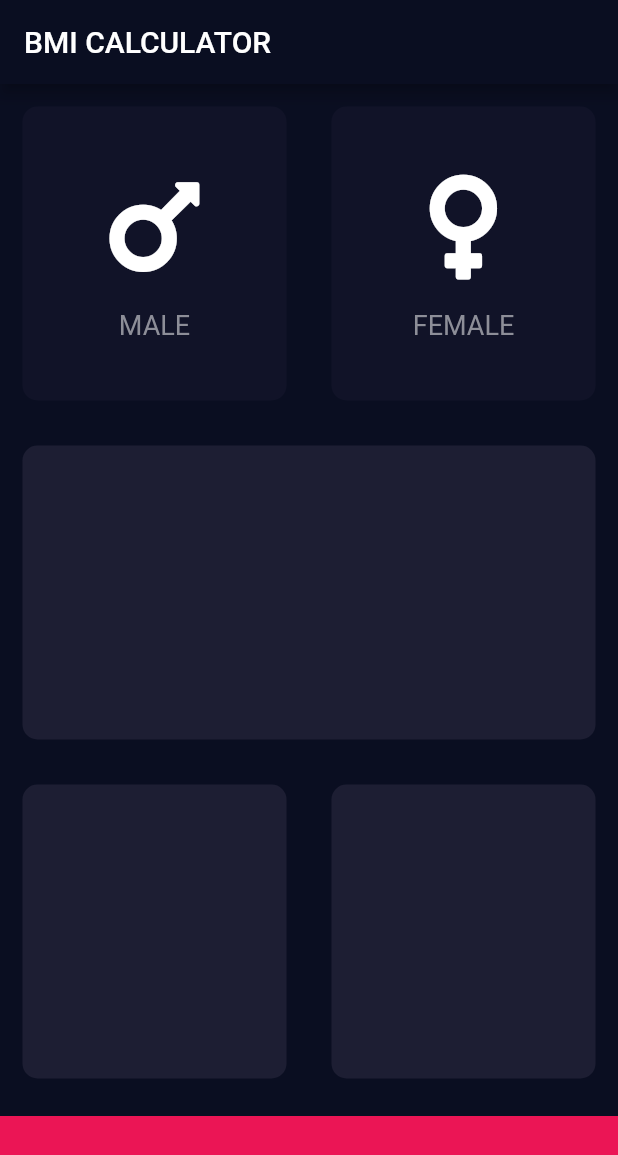
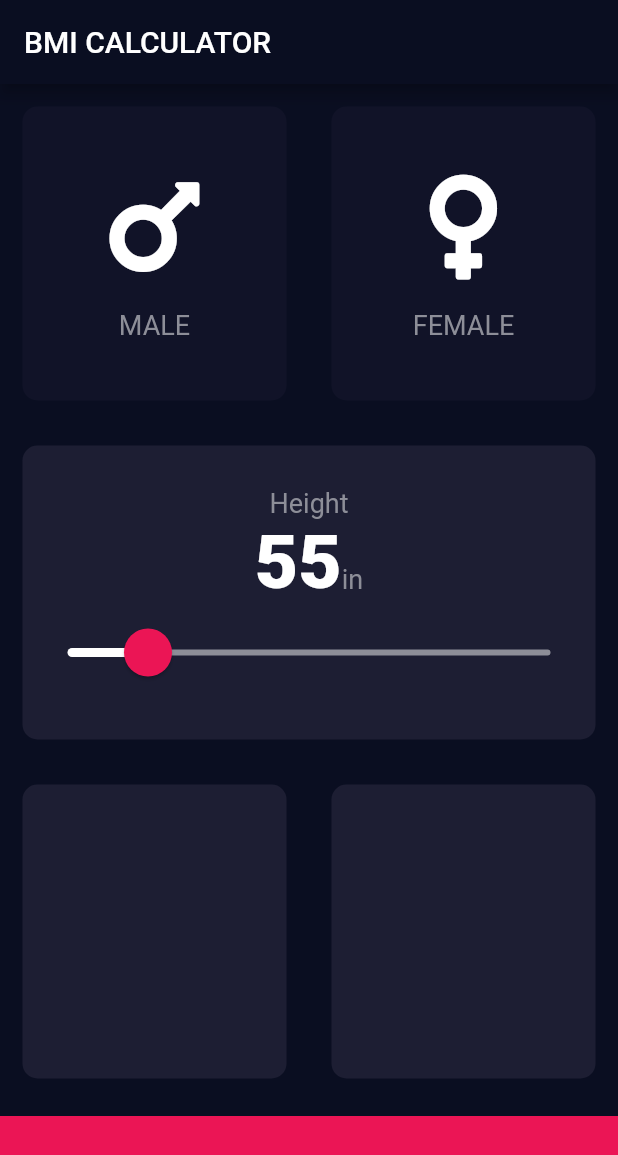
Before and after one commit to FXschwartz/bmi-calculator, a Flutter app: the screen it shows after launch, on a phone screen of 412 x 824 dp. Shown: the top 1155 px of the screen. Run offline on Flutter 3.47's test engine with Material 2 defaults, Android fonts, the phone set to English and light mode, and no system bars; our stand-ins replace font_awesome_flutter.

Commit message:
Move global constants into their own file, added slider for height property.

```diff
--- /dev/null
+++ b/lib/constants.dart
@@ -0,0 +1,14 @@
+import 'package:flutter/material.dart';
+
+const Color kActiveCardColor = Color(0xFF1D1E33);
+const Color kInactiveCardColor = Color(0xFF111328);
+
+const kLabelTextStyle = TextStyle(
+  fontSize: 18.0,
+  color: Color(0xFF8D8E98),
+);
+
+const kNumberTextStyle = TextStyle(
+  fontSize: 50.0,
+  fontWeight: FontWeight.w900,
+);
--- a/lib/icon_content.dart
+++ b/lib/icon_content.dart
@@ -1,9 +1,6 @@
 import 'package:flutter/material.dart';
 
-const labelTextStyle = TextStyle(
-  fontSize: 18.0,
-  color: Color(0xFF8D8E98),
-);
+import 'constants.dart';
 
 class IconContent extends StatelessWidget {
   IconContent({@required this.icon, @required this.text});
@@ -25,7 +22,7 @@ class IconContent extends StatelessWidget {
         ),
         Text(
           text,
-          style: labelTextStyle,
+          style: kLabelTextStyle,
         ),
       ],
     );
--- a/lib/input_page.dart
+++ b/lib/input_page.dart
@@ -1,11 +1,9 @@
 import 'package:flutter/material.dart';
 import 'package:font_awesome_flutter/font_awesome_flutter.dart';
 
+import 'constants.dart';
 import 'icon_content.dart';
 import 'reusable_card.dart';
-
-const Color activeCardColor = Color(0xFF1D1E33);
-const Color inactiveCardColor = Color(0xFF111328);
 
 enum Gender { male, female }
 
@@ -16,6 +14,7 @@ class InputPage extends StatefulWidget {
 
 class _InputPageState extends State<InputPage> {
   Gender selectedGender;
+  int height = 55;
 
   @override
   Widget build(BuildContext context) {
@@ -24,6 +23,7 @@ class _InputPageState extends State<InputPage> {
         title: Text('BMI CALCULATOR'),
       ),
       body: Column(
+        crossAxisAlignment: CrossAxisAlignment.stretch,
         children: [
           Expanded(
             child: Row(
@@ -31,8 +31,8 @@ class _InputPageState extends State<InputPage> {
                 Expanded(
                   child: ReusableCard(
                     color: selectedGender == Gender.male
-                        ? activeCardColor
-                        : inactiveCardColor,
+                        ? kActiveCardColor
+                        : kInactiveCardColor,
                     cardChild: IconContent(
                       icon: FontAwesomeIcons.mars,
                       text: 'MALE',
@@ -47,8 +47,8 @@ class _InputPageState extends State<InputPage> {
                 Expanded(
                   child: ReusableCard(
                     color: selectedGender == Gender.female
-                        ? activeCardColor
-                        : inactiveCardColor,
+                        ? kActiveCardColor
+                        : kInactiveCardColor,
                     cardChild: IconContent(
                       icon: FontAwesomeIcons.venus,
                       text: 'FEMALE',
@@ -65,7 +65,52 @@ class _InputPageState extends State<InputPage> {
           ),
           Expanded(
             child: ReusableCard(
-              color: activeCardColor,
+              color: kActiveCardColor,
+              cardChild: Column(
+                mainAxisAlignment: MainAxisAlignment.center,
+                children: [
+                  Text(
+                    'Height',
+                    style: kLabelTextStyle,
+                  ),
+                  Row(
+                    mainAxisAlignment: MainAxisAlignment.center,
+                    crossAxisAlignment: CrossAxisAlignment.baseline,
+                    textBaseline: TextBaseline.alphabetic,
+                    children: [
+                      Text(
+                        height.toString(),
+                        style: kNumberTextStyle,
+                      ),
+                      Text(
+                        'in',
+                        style: kLabelTextStyle,
+                      ),
+                    ],
+                  ),
+                  SliderTheme(
+                    data: SliderTheme.of(context).copyWith(
+                        thumbShape:
+                            RoundSliderThumbShape(enabledThumbRadius: 16),
+                        overlayShape:
+                            RoundSliderOverlayShape(overlayRadius: 30),
+                        thumbColor: Color(0xFFEB1555),
+                        overlayColor: Color(0x29EB1555),
+                        activeTrackColor: Colors.white,
+                        inactiveTrackColor: Color(0xFF8D8E98)),
+                    child: Slider(
+                      value: height.toDouble(),
+                      min: 50,
+                      max: 80,
+                      onChanged: (double newValue) {
+                        setState(() {
+                          height = newValue.round();
+                        });
+                      },
+                    ),
+                  ),
+                ],
+              ),
             ),
           ),
           Expanded(
@@ -73,12 +118,12 @@ class _InputPageState extends State<InputPage> {
               children: [
                 Expanded(
                   child: ReusableCard(
-                    color: activeCardColor,
+                    color: kActiveCardColor,
                   ),
                 ),
                 Expanded(
                   child: ReusableCard(
-                    color: activeCardColor,
+                    color: kActiveCardColor,
                   ),
                 ),
               ],
```
